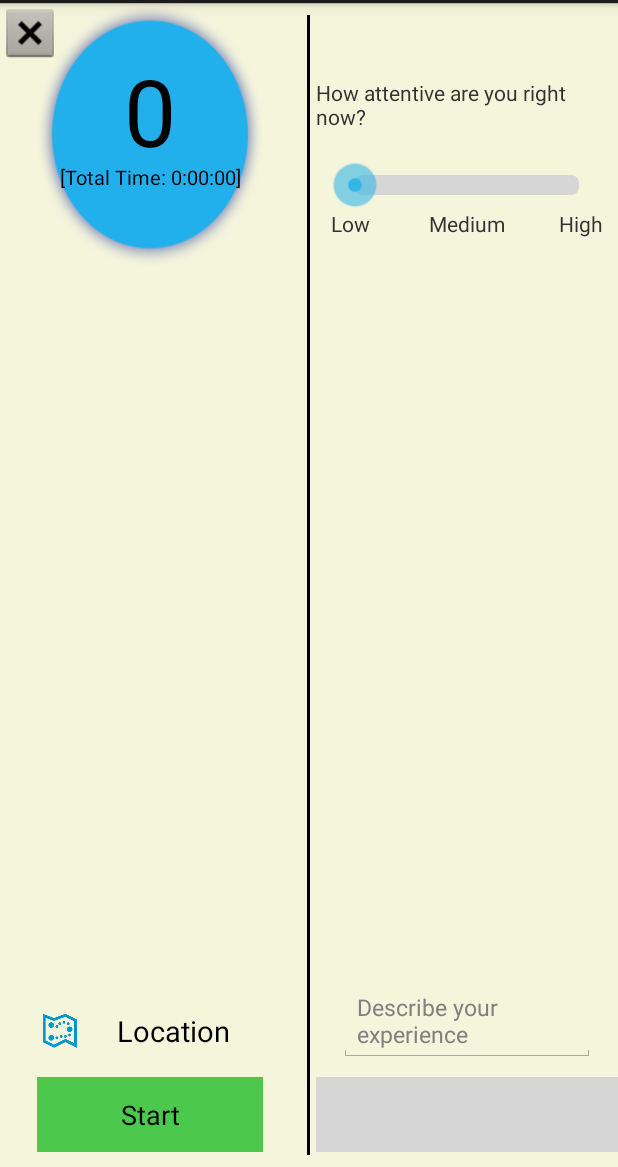
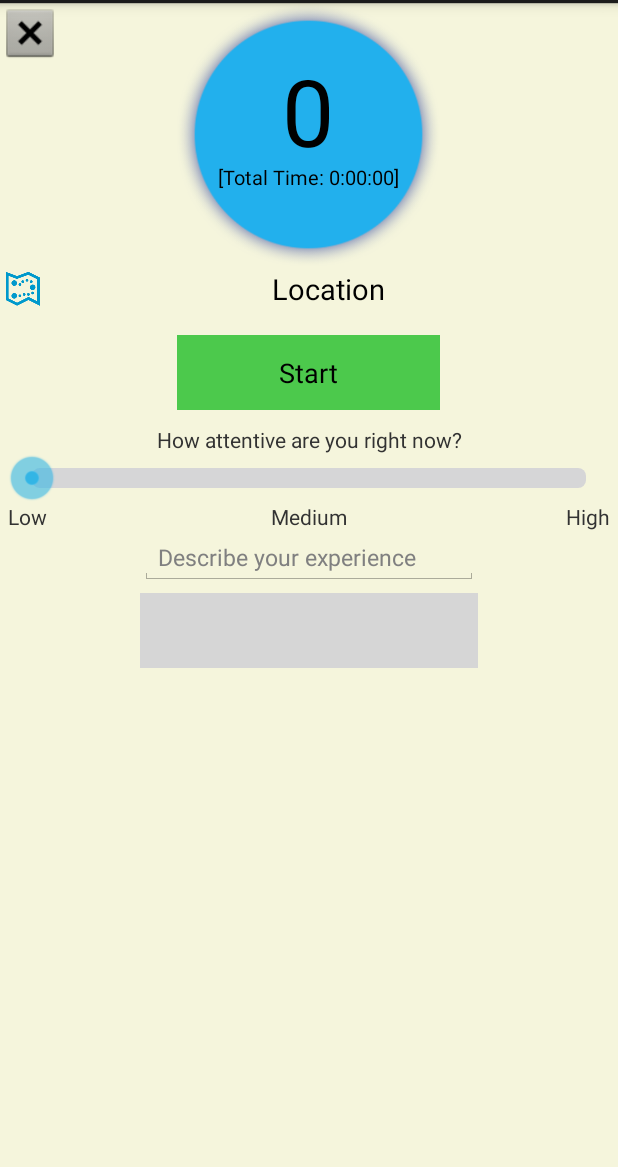
Before and after one commit to jayprat95/MindMapper, an Android app: the layout real_time_fragment_layout.xml on its own in the app's theme, with its tools: preview values and no code run, on a phone screen of 412 x 824 dp, the part 69-1236 px from its top. Run offline under Robolectric (Android 15) with nearby library versions, the phone set to English and light mode, and no system bars; grey boxes are pictures that could not be loaded.

Commit message:
fixed orientation with new connection screen

```diff
--- a/mindMapperApp/src/main/AndroidManifest.xml
+++ b/mindMapperApp/src/main/AndroidManifest.xml
@@ -27,7 +27,7 @@
         <activity
             android:name="edu.engagement.application.MainActivity"
             android:label="@string/app_name"
-            android:screenOrientation="landscape">
+            android:screenOrientation="portrait">
             <intent-filter>
                 <action android:name="android.intent.action.MAIN" />
 
--- a/mindMapperApp/src/main/res/layout/real_time_fragment_layout.xml
+++ b/mindMapperApp/src/main/res/layout/real_time_fragment_layout.xml
@@ -2,13 +2,13 @@
 <LinearLayout xmlns:android="http://schemas.android.com/apk/res/android"
     android:layout_width="match_parent"
     android:layout_height="match_parent"
-    android:orientation="horizontal"
-    android:background="#F5F5DC">
+    android:background="#F5F5DC"
+    android:orientation="vertical">
 
     <RelativeLayout
-        android:layout_width="0dp"
-        android:layout_height="match_parent"
-        android:layout_weight="1" >
+        android:layout_width="match_parent"
+        android:layout_height="0dp"
+        android:layout_weight="1">
 
         <Button
             android:id="@+id/real_time_fragment_close"
@@ -48,14 +48,14 @@
         <!-- Linear layout for start/stop/pause/resume buttons -->
         <LinearLayout
             android:id="@+id/recordingStateButtons"
-            android:orientation="horizontal"
             android:layout_width="175dp"
             android:layout_height="50dp"
             android:layout_alignLeft="@id/attentionCircle"
             android:layout_alignRight="@id/attentionCircle"
-            android:layout_alignParentBottom="true"
+            android:layout_below="@+id/locationTextView"
             android:layout_marginBottom="10dp"
-            android:layout_marginTop="15dp">
+            android:layout_marginTop="15dp"
+            android:orientation="horizontal">
 
             <Button
                 android:id="@+id/start"
@@ -63,105 +63,97 @@
                 android:layout_height="fill_parent"
                 android:layout_weight="1"
                 android:background="#4CC94C"
-                android:visibility="visible"
-                android:text="Start" />
+                android:text="Start"
+                android:visibility="visible" />
 
             <Button
                 android:id="@+id/pause"
                 android:layout_width="0dp"
                 android:layout_height="fill_parent"
+                android:layout_marginRight="3dp"
                 android:layout_weight="1"
-                android:layout_marginRight="3dp"
                 android:background="#A6A6A6"
-                android:visibility="gone"
-                android:text="Pause" />
+                android:text="Pause"
+                android:visibility="gone" />
 
             <Button
                 android:id="@+id/resume"
                 android:layout_width="0dp"
                 android:layout_height="fill_parent"
+                android:layout_marginRight="3dp"
                 android:layout_weight="1"
-                android:layout_marginRight="3dp"
                 android:background="#4CC94C"
-                android:visibility="gone"
-                android:text="Resume" />
+                android:text="Resume"
+                android:visibility="gone" />
 
             <Button
                 android:id="@+id/stop"
                 android:layout_width="0dp"
                 android:layout_height="fill_parent"
+                android:layout_marginLeft="3dp"
                 android:layout_weight="1"
-                android:layout_marginLeft="3dp"
                 android:background="#ff4444"
-                android:visibility="gone"
-                android:text="Stop" />
+                android:text="Stop"
+                android:visibility="gone" />
         </LinearLayout>
 
         <TextView
             android:id="@+id/locationTextView"
             android:layout_width="wrap_content"
             android:layout_height="wrap_content"
-            android:layout_alignLeft="@id/attentionCircle"
-            android:layout_alignRight="@id/attentionCircle"
-            android:layout_above="@id/recordingStateButtons"
+            android:drawableLeft="@drawable/ic_dotted_map"
             android:gravity="center_horizontal|center_vertical"
-            android:maxLength="16"
+            android:maxLength="26"
             android:text="Location"
+            android:textAppearance="?android:attr/textAppearanceMedium"
             android:textSize="19sp"
-            android:drawableLeft="@drawable/ic_dotted_map"
-            android:textAppearance="?android:attr/textAppearanceMedium" />
-
-    </RelativeLayout>
-
-    <RelativeLayout
-        android:layout_width="10dp"
-        android:layout_height="match_parent" >
-        <!-- Vertical rule in center of screen -->
-        <View
-            android:layout_width="2dp"
-            android:layout_height="fill_parent"
-            android:layout_centerHorizontal="true"
-            android:layout_marginTop="8dp"
-            android:layout_marginBottom="8dp"
-            android:background="#000000" />
-    </RelativeLayout>
-
-    <RelativeLayout
-        android:layout_width="0dp"
-        android:layout_height="match_parent"
-        android:layout_weight="1" >
+            android:layout_alignRight="@+id/seek_bar_layout"
+            android:layout_alignEnd="@+id/seek_bar_layout"
+            android:layout_below="@+id/elapsedTime"
+            android:layout_alignParentLeft="true"
+            android:layout_alignParentStart="true" />
 
         <TextView
             android:id="@+id/annotationInputView"
             android:layout_width="wrap_content"
             android:layout_height="wrap_content"
             android:text="How attentive are you right now?"
-            android:layout_marginTop="50dp"
-            android:layout_alignParentTop="true"
-            android:layout_centerHorizontal="true" />
+            android:layout_alignParentRight="true"
+            android:layout_alignParentEnd="true"
+            android:gravity="center"
+            android:layout_below="@+id/recordingStateButtons"
+            android:layout_alignParentLeft="true"
+            android:layout_alignParentStart="true" />
+
+        <RelativeLayout
+            android:layout_width="wrap_content"
+            android:layout_height="wrap_content"
+            android:layout_below="@+id/annotationInputView"
+            android:layout_weight="1"
+            android:id="@+id/seek_bar_layout"
+            android:layout_marginLeft="5dp"
+            android:layout_marginRight="5dp">
 
             <SeekBar
                 android:id="@+id/annotation_bar"
                 android:layout_width="fill_parent"
                 android:layout_height="wrap_content"
+                android:indeterminate="false"
                 android:max="4"
                 android:progress="0"
+                android:progressBackgroundTint="@color/wallet_holo_blue_light"
+                android:progressDrawable="@drawable/progressbar"
                 android:secondaryProgress="0"
-            android:progressDrawable="@drawable/progressbar"
-            android:layout_centerHorizontal="true"
-            android:layout_below="@+id/annotationInputView"
-            android:layout_marginTop="20dp"
-            android:layout_marginLeft="20dp"
-            android:progressBackgroundTint="@color/wallet_holo_blue_light"
-            android:indeterminate="false" />
+                android:layout_alignParentTop="true"
+                android:layout_centerHorizontal="true" />
 
             <TextView
                 android:id="@+id/textViewLow"
                 android:layout_width="wrap_content"
                 android:layout_height="wrap_content"
+                android:layout_alignLeft="@id/annotation_bar"
                 android:layout_below="@+id/annotation_bar"
-            android:layout_alignLeft="@id/annotation_bar"
-            android:text="Low"/>
+                android:text="Low" />
 
             <TextView
                 android:id="@+id/textViewMedium"
@@ -175,34 +167,46 @@
                 android:id="@+id/textViewHigh"
                 android:layout_width="wrap_content"
                 android:layout_height="wrap_content"
+                android:layout_alignRight="@id/annotation_bar"
                 android:layout_below="@+id/annotation_bar"
-            android:layout_alignRight="@id/annotation_bar"
                 android:text="High" />
+
+        </RelativeLayout>
+
+        <RelativeLayout
+            android:layout_width="wrap_content"
+            android:layout_height="wrap_content"
+            android:layout_weight="1"
+            android:layout_below="@+id/seek_bar_layout"
+            android:layout_alignLeft="@+id/annotationInputView"
+            android:layout_alignStart="@+id/annotationInputView"
+            android:layout_alignRight="@+id/annotationInputView"
+            android:layout_alignEnd="@+id/annotationInputView"
+            android:layout_alignParentBottom="true">
 
             <Button
                 android:id="@+id/submit"
                 android:layout_width="225dp"
                 android:layout_height="50dp"
-            android:layout_centerHorizontal="true"
                 android:background="@color/wallet_holo_blue_light"
-            android:layout_alignParentBottom="true"
-            android:layout_marginBottom="10dp"
-            android:text="Save Annotation"/>
+                android:text="Save Annotation"
+                android:layout_marginTop="5dp"
+                android:layout_below="@+id/annotationInput"
+                android:layout_centerHorizontal="true" />
 
             <EditText
                 android:id="@+id/annotationInput"
-            android:layout_width="0dp"
+                android:layout_width="wrap_content"
                 android:layout_height="wrap_content"
-            android:layout_centerHorizontal="true"
-            android:layout_above="@id/submit"
-            android:layout_alignLeft="@id/submit"
-            android:layout_alignRight="@id/submit"
-            android:layout_marginTop="10dp"
-            android:layout_marginBottom="10dp"
-            android:layout_marginLeft="15dp"
-            android:layout_marginRight="15dp"
                 android:hint="Describe your experience"
-            android:textSize="15sp" />
+                android:textSize="15sp"
+                android:layout_alignParentTop="true"
+                android:layout_alignLeft="@+id/submit"
+                android:layout_alignStart="@+id/submit"
+                android:layout_alignRight="@+id/submit"
+                android:layout_alignEnd="@+id/submit" />
+        </RelativeLayout>
 
     </RelativeLayout>
+
 </LinearLayout>
```
Also changed, not shown: 45 other files. Lines whose indentation alone changed are shown as unchanged.
